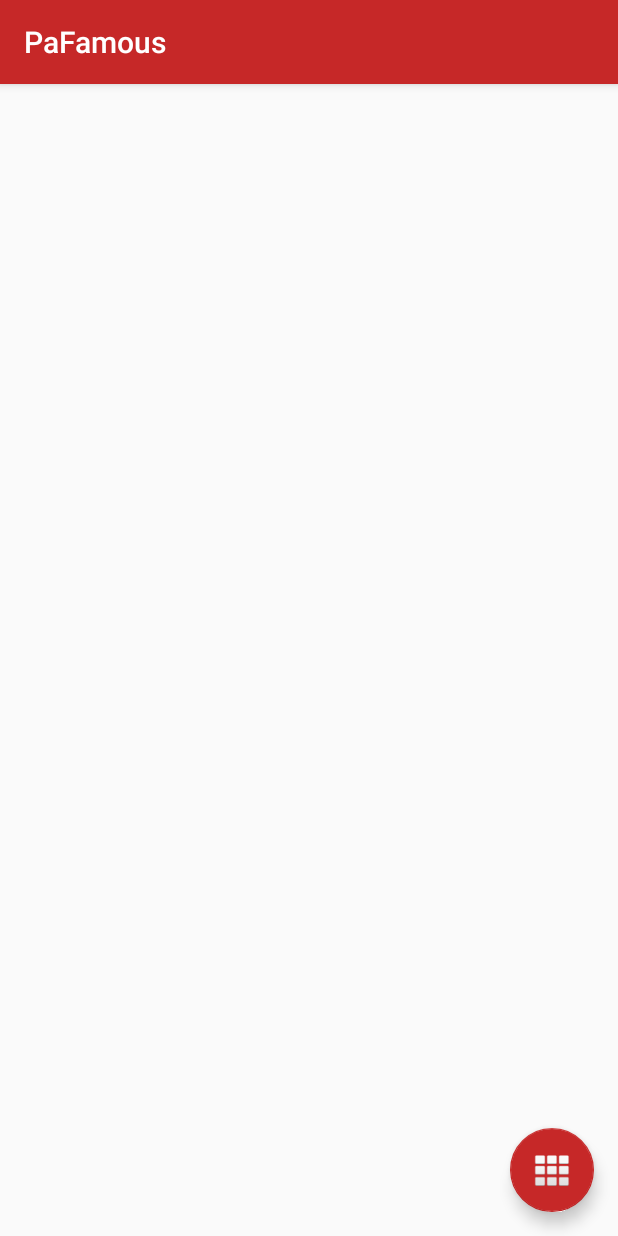
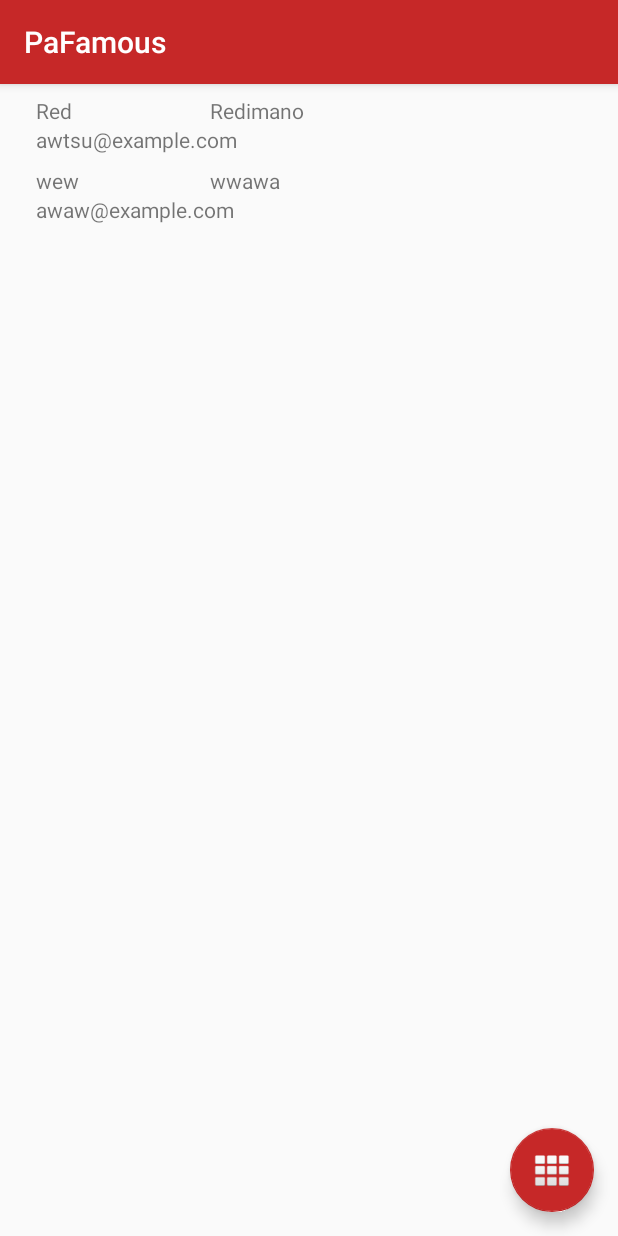
Before and after one commit to gredimano/FamousArtist, an Android app: the screen it shows after launch (MainActivity), on a phone screen of 412 x 824 dp. Run offline under Robolectric (Android 15) with nearby library versions, the phone set to English and light mode, and no system bars.

Commit message:
Add list item.

```diff
--- /dev/null
+++ b/app/src/main/java/com/redredimano/famousartist/Adapters/ListAdapter.kt
@@ -0,0 +1,38 @@
+package com.redredimano.famousartist.Adapters
+
+import android.content.Context
+import android.support.v7.widget.RecyclerView
+import android.view.LayoutInflater
+import android.view.View
+import android.view.ViewGroup
+import android.widget.TextView
+import com.redredimano.famousartist.Models.List
+import com.redredimano.famousartist.R
+
+class ListAdapter(val context: Context, val lists: ArrayList<List>) : RecyclerView.Adapter<ListAdapter.ViewHolder>() {
+
+    override fun onBindViewHolder(holder: ViewHolder?, position: Int) {
+        holder?.bindMessage(context, lists[position])
+    }
+
+    override fun getItemCount(): Int {
+        return lists.count()
+    }
+
+    override fun onCreateViewHolder(parent: ViewGroup?, viewType: Int): ViewHolder {
+        val view = LayoutInflater.from(context).inflate(R.layout.list_views, parent, false)
+        return ViewHolder(view)
+    }
+
+    inner class ViewHolder(itemView: View?) : RecyclerView.ViewHolder(itemView) {
+        val firstName = itemView?.findViewById<TextView>(R.id.listFirstName)
+        val lastName = itemView?.findViewById<TextView>(R.id.listLastName)
+        val email = itemView?.findViewById<TextView>(R.id.listEmail)
+
+        fun bindMessage(context: Context, list: List) {
+            firstName?.text = list.firstName
+            lastName?.text = list.lastName
+            email?.text = list.email
+        }
+    }
+}
--- a/app/src/main/java/com/redredimano/famousartist/MainActivity.kt
+++ b/app/src/main/java/com/redredimano/famousartist/MainActivity.kt
@@ -3,15 +3,27 @@ package com.redredimano.famousartist
 import android.content.Intent
 import android.os.Bundle
 import android.support.v7.app.AppCompatActivity
+import android.support.v7.widget.LinearLayoutManager
 import android.view.View
+import com.redredimano.famousartist.Adapters.ListAdapter
+import com.redredimano.famousartist.Services.DataService
 import kotlinx.android.synthetic.main.activity_main.*
+import kotlinx.android.synthetic.main.content_main.*
 
 class MainActivity : AppCompatActivity() {
+
+    lateinit var listAdapter: ListAdapter
 
     override fun onCreate(savedInstanceState: Bundle?) {
         super.onCreate(savedInstanceState)
         setContentView(R.layout.activity_main)
         setSupportActionBar(toolbar)
+
+        listAdapter = ListAdapter(this, DataService.lists)
+        recycler_view.adapter = listAdapter
+        val layoutManager = LinearLayoutManager(this)
+        recycler_view.layoutManager = layoutManager
+        recycler_view.setHasFixedSize(true)
     }
 
     fun addItemClicked(view: View) {
--- /dev/null
+++ b/app/src/main/java/com/redredimano/famousartist/Models/List.kt
@@ -0,0 +1,3 @@
+package com.redredimano.famousartist.Models
+
+class List(val firstName: String, val lastName: String, val email: String)
--- /dev/null
+++ b/app/src/main/java/com/redredimano/famousartist/Services/DataService.kt
@@ -0,0 +1,10 @@
+package com.redredimano.famousartist.Services
+
+import com.redredimano.famousartist.Models.List
+
+object DataService {
+    val lists = arrayListOf(
+            List("Red","Redimano","awtsu@example.com"),
+            List("wew","wwawa","awaw@example.com")
+    )
+}
--- /dev/null
+++ b/app/src/main/res/layout/list_views.xml
@@ -0,0 +1,40 @@
+<?xml version="1.0" encoding="utf-8"?>
+<android.support.constraint.ConstraintLayout xmlns:android="http://schemas.android.com/apk/res/android"
+    xmlns:app="http://schemas.android.com/apk/res-auto"
+    xmlns:tools="http://schemas.android.com/tools"
+    android:layout_width="match_parent"
+    android:layout_height="wrap_content">
+
+    <TextView
+        android:id="@+id/listFirstName"
+        android:layout_width="100dp"
+        android:layout_height="wrap_content"
+        android:layout_marginStart="24dp"
+        android:layout_marginTop="8dp"
+        app:layout_constraintStart_toStartOf="parent"
+        app:layout_constraintTop_toTopOf="parent"
+        tools:text="Red" />
+
+    <TextView
+        android:id="@+id/listLastName"
+        android:layout_width="0dp"
+        android:layout_height="wrap_content"
+        android:layout_marginEnd="8dp"
+        android:layout_marginStart="16dp"
+        app:layout_constraintEnd_toEndOf="parent"
+        app:layout_constraintStart_toEndOf="@+id/listFirstName"
+        app:layout_constraintTop_toTopOf="@+id/listFirstName"
+        tools:text="Redimano" />
+
+    <TextView
+        android:id="@+id/listEmail"
+        android:layout_width="0dp"
+        android:layout_height="wrap_content"
+        android:layout_marginEnd="8dp"
+        android:layout_marginStart="24dp"
+        app:layout_constraintEnd_toEndOf="parent"
+        app:layout_constraintStart_toStartOf="parent"
+        app:layout_constraintTop_toBottomOf="@+id/listLastName"
+        tools:text="red.redimano@live.com" />
+
+</android.support.constraint.ConstraintLayout>
```
